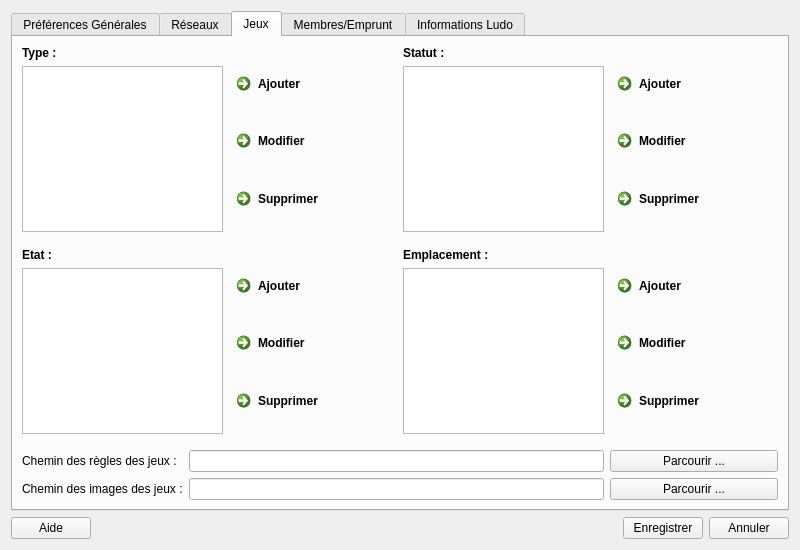
Old version of the form f_preferences.ui in the repository nivhg/ludopen.
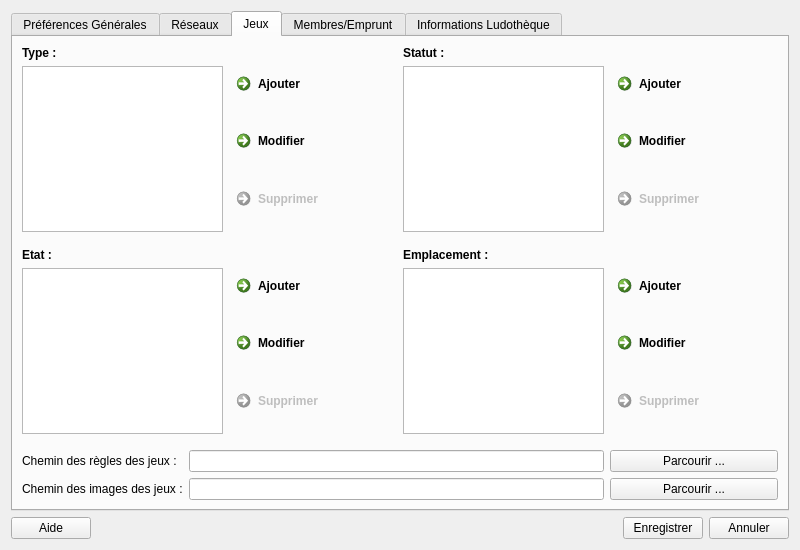
New version of the form. The open tabs and pages were chosen to show the change. Icons and pictures are not drawn.

Diff of the .ui file:
```diff
--- a/f_preferences.ui
+++ b/f_preferences.ui
@@ -521,6 +521,9 @@
          </item>
          <item row="3" column="2">
           <widget class="QCommandLinkButton" name="Bt_SupprimerJeuxType">
+           <property name="enabled">
+            <bool>false</bool>
+           </property>
            <property name="text">
             <string>Supprimer</string>
            </property>
@@ -581,6 +584,9 @@
          </item>
          <item row="8" column="2">
           <widget class="QCommandLinkButton" name="Bt_SupprimerEtat">
+           <property name="enabled">
+            <bool>false</bool>
+           </property>
            <property name="text">
             <string>Supprimer</string>
            </property>
@@ -675,6 +681,9 @@
          </item>
          <item row="3" column="4">
           <widget class="QCommandLinkButton" name="Bt_SupprimerStatut">
+           <property name="enabled">
+            <bool>false</bool>
+           </property>
            <property name="text">
             <string>Supprimer</string>
            </property>
@@ -799,6 +808,9 @@
          </item>
          <item row="8" column="4">
           <widget class="QCommandLinkButton" name="Bt_SupprimerEmplacement">
+           <property name="enabled">
+            <bool>false</bool>
+           </property>
            <property name="text">
             <string>Supprimer</string>
            </property>
@@ -1174,7 +1186,7 @@
      </widget>
      <widget class="QWidget" name="Informations">
       <attribute name="title">
-       <string>Informations Ludo</string>
+       <string>Informations Ludothèque</string>
       </attribute>
       <layout class="QGridLayout" name="gridLayout_7">
        <item row="1" column="0">
```
Left out of the diff: 21 changed lines with no effect on the pictures.
